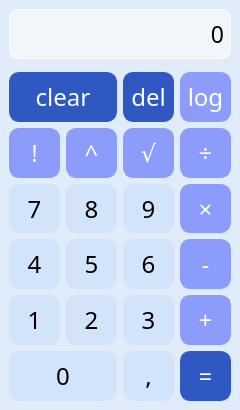
xkrivka00/IVS-project_2, file src/calculator/mainwindow.ui: the form before one commit.
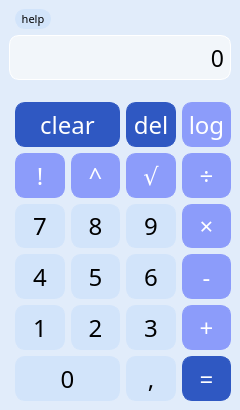
The form after the commit. Icons and pictures are not drawn.

Commit message: fixed decimal bug & added help button (help text/description TBD)

Diff of the .ui file:
```diff
--- a/src/calculator/mainwindow.ui
+++ b/src/calculator/mainwindow.ui
@@ -32,8 +32,8 @@
   </property>
   <widget class="QWidget" name="centralwidget">
    <layout class="QGridLayout" name="gridLayout">
-    <item row="7" column="2">
-     <widget class="QPushButton" name="button_3">
+    <item row="6" column="2">
+     <widget class="QPushButton" name="button_power">
       <property name="sizePolicy">
        <sizepolicy hsizetype="Expanding" vsizetype="Expanding">
         <horstretch>0</horstretch>
@@ -48,23 +48,123 @@
       </property>
       <property name="styleSheet">
        <string notr="true">QPushButton {
-   border: 1px solid #d2e4fa;
-	background-color: #d2e4fa;
-	border-radius: 10px;
+  background-color: #8c9cfa;
+  color: white; 
+  border: 1px solid #8c9cfa;
+  border-radius: 10px;
 }
+
 QPushButton:pressed {
     background-color: qlineargradient(x1: 0, y1: 0, x2: 0, y2: 1,
-                                      stop: 0 #c3dcfa, stop: 1 #b1d2fa);
+                                      stop: 0 #6c7eeb, stop: 1 #586de8);
 	 border-radius: 10px;
+}</string>
+      </property>
+      <property name="text">
+       <string>^</string>
+      </property>
+     </widget>
+    </item>
+    <item row="6" column="4">
+     <widget class="QPushButton" name="button_divide">
+      <property name="sizePolicy">
+       <sizepolicy hsizetype="Expanding" vsizetype="Expanding">
+        <horstretch>0</horstretch>
+        <verstretch>0</verstretch>
+       </sizepolicy>
+      </property>
+      <property name="font">
+       <font>
+        <family>Franklin Gothic Book</family>
+        <pointsize>18</pointsize>
+       </font>
+      </property>
+      <property name="styleSheet">
+       <string notr="true">QPushButton {
+  background-color: #8c9cfa;
+  color: white; 
+  border: 1px solid #8c9cfa;
+  border-radius: 10px;
 }
-</string>
+
+QPushButton:pressed {
+    background-color: qlineargradient(x1: 0, y1: 0, x2: 0, y2: 1,
+                                      stop: 0 #6c7eeb, stop: 1 #586de8);
+	 border-radius: 10px;
+}</string>
       </property>
       <property name="text">
-       <string>3</string>
+       <string>÷</string>
       </property>
      </widget>
     </item>
-    <item row="5" column="3">
+    <item row="6" column="3">
+     <widget class="QPushButton" name="button_root">
+      <property name="sizePolicy">
+       <sizepolicy hsizetype="Expanding" vsizetype="Expanding">
+        <horstretch>0</horstretch>
+        <verstretch>0</verstretch>
+       </sizepolicy>
+      </property>
+      <property name="font">
+       <font>
+        <family>Franklin Gothic Book</family>
+        <pointsize>18</pointsize>
+       </font>
+      </property>
+      <property name="styleSheet">
+       <string notr="true">QPushButton {
+  background-color: #8c9cfa;
+  color: white; 
+  border: 1px solid #8c9cfa;
+  border-radius: 10px;
+}
+
+QPushButton:pressed {
+    background-color: qlineargradient(x1: 0, y1: 0, x2: 0, y2: 1,
+                                      stop: 0 #6c7eeb, stop: 1 #586de8);
+	 border-radius: 10px;
+}</string>
+      </property>
+      <property name="text">
+       <string>√</string>
+      </property>
+     </widget>
+    </item>
+    <item row="6" column="1">
+     <widget class="QPushButton" name="button_factorial">
+      <property name="sizePolicy">
+       <sizepolicy hsizetype="Expanding" vsizetype="Expanding">
+        <horstretch>0</horstretch>
+        <verstretch>0</verstretch>
+       </sizepolicy>
+      </property>
+      <property name="font">
+       <font>
+        <family>Franklin Gothic Book</family>
+        <pointsize>18</pointsize>
+       </font>
+      </property>
+      <property name="styleSheet">
+       <string notr="true">QPushButton {
+  background-color: #8c9cfa;
+  color: white; 
+  border: 1px solid #8c9cfa;
+  border-radius: 10px;
+}
+
+QPushButton:pressed {
+    background-color: qlineargradient(x1: 0, y1: 0, x2: 0, y2: 1,
+                                      stop: 0 #6c7eeb, stop: 1 #586de8);
+	 border-radius: 10px;
+}</string>
+      </property>
+      <property name="text">
+       <string>!</string>
+      </property>
+     </widget>
+    </item>
+    <item row="7" column="4">
      <widget class="QPushButton" name="button_multiply">
       <property name="sizePolicy">
        <sizepolicy hsizetype="Expanding" vsizetype="Expanding">
@@ -97,8 +197,8 @@
       </property>
      </widget>
     </item>
-    <item row="5" column="2">
-     <widget class="QPushButton" name="button_9">
+    <item row="10" column="1" colspan="2">
+     <widget class="QPushButton" name="button_0">
       <property name="sizePolicy">
        <sizepolicy hsizetype="Expanding" vsizetype="Expanding">
         <horstretch>0</horstretch>
@@ -125,11 +225,140 @@
 </string>
       </property>
       <property name="text">
-       <string>9</string>
+       <string>0</string>
       </property>
      </widget>
     </item>
-    <item row="1" column="0" colspan="4">
+    <item row="9" column="2">
+     <widget class="QPushButton" name="button_2">
+      <property name="sizePolicy">
+       <sizepolicy hsizetype="Expanding" vsizetype="Expanding">
+        <horstretch>0</horstretch>
+        <verstretch>0</verstretch>
+       </sizepolicy>
+      </property>
+      <property name="font">
+       <font>
+        <family>Franklin Gothic Book</family>
+        <pointsize>18</pointsize>
+       </font>
+      </property>
+      <property name="styleSheet">
+       <string notr="true">QPushButton {
+   border: 1px solid #d2e4fa;
+	background-color: #d2e4fa;
+	border-radius: 10px;
+}
+QPushButton:pressed {
+    background-color: qlineargradient(x1: 0, y1: 0, x2: 0, y2: 1,
+                                      stop: 0 #c3dcfa, stop: 1 #b1d2fa);
+	 border-radius: 10px;
+}
+</string>
+      </property>
+      <property name="text">
+       <string>2</string>
+      </property>
+     </widget>
+    </item>
+    <item row="7" column="2">
+     <widget class="QPushButton" name="button_8">
+      <property name="sizePolicy">
+       <sizepolicy hsizetype="Expanding" vsizetype="Expanding">
+        <horstretch>0</horstretch>
+        <verstretch>0</verstretch>
+       </sizepolicy>
+      </property>
+      <property name="font">
+       <font>
+        <family>Franklin Gothic Book</family>
+        <pointsize>18</pointsize>
+       </font>
+      </property>
+      <property name="styleSheet">
+       <string notr="true">QPushButton {
+   border: 1px solid #d2e4fa;
+	background-color: #d2e4fa;
+	border-radius: 10px;
+}
+QPushButton:pressed {
+    background-color: qlineargradient(x1: 0, y1: 0, x2: 0, y2: 1,
+                                      stop: 0 #c3dcfa, stop: 1 #b1d2fa);
+	 border-radius: 10px;
+}
+</string>
+      </property>
+      <property name="text">
+       <string>8</string>
+      </property>
+     </widget>
+    </item>
+    <item row="5" column="4">
+     <widget class="QPushButton" name="button_logarithm">
+      <property name="sizePolicy">
+       <sizepolicy hsizetype="Expanding" vsizetype="Expanding">
+        <horstretch>0</horstretch>
+        <verstretch>0</verstretch>
+       </sizepolicy>
+      </property>
+      <property name="font">
+       <font>
+        <family>Franklin Gothic Book</family>
+        <pointsize>18</pointsize>
+       </font>
+      </property>
+      <property name="styleSheet">
+       <string notr="true">QPushButton {
+  background-color: #8c9cfa;
+  color: white; 
+  border: 1px solid #8c9cfa;
+  border-radius: 10px;
+}
+
+QPushButton:pressed {
+    background-color: qlineargradient(x1: 0, y1: 0, x2: 0, y2: 1,
+                                      stop: 0 #6c7eeb, stop: 1 #586de8);
+	 border-radius: 10px;
+}</string>
+      </property>
+      <property name="text">
+       <string>log</string>
+      </property>
+     </widget>
+    </item>
+    <item row="10" column="4">
+     <widget class="QPushButton" name="button_equal">
+      <property name="sizePolicy">
+       <sizepolicy hsizetype="Expanding" vsizetype="Expanding">
+        <horstretch>0</horstretch>
+        <verstretch>0</verstretch>
+       </sizepolicy>
+      </property>
+      <property name="font">
+       <font>
+        <family>Franklin Gothic Book</family>
+        <pointsize>18</pointsize>
+       </font>
+      </property>
+      <property name="styleSheet">
+       <string notr="true">QPushButton {
+  background-color: #2f58c2;
+  border: 1px solid #2f58c2;
+	color: white;
+	border-radius: 10px;
+}
+QPushButton:pressed {
+    background-color: qlineargradient(x1: 0, y1: 0, x2: 0, y2: 1,
+                                      stop: 0 #043dcf, stop: 1 #072d8f);
+	 border-radius: 10px;
+}</string>
+      </property>
+      <property name="text">
+       <string>=</string>
+      </property>
+     </widget>
+    </item>
+    <item row="4" column="3">
      <spacer name="verticalSpacer">
       <property name="orientation">
        <enum>Qt::Orientation::Vertical</enum>
@@ -140,13 +369,13 @@
       <property name="sizeHint" stdset="0">
        <size>
         <width>20</width>
-        <height>7</height>
+        <height>16</height>
        </size>
       </property>
      </spacer>
     </item>
-    <item row="3" column="3">
-     <widget class="QPushButton" name="button_logarithm">
+    <item row="7" column="1">
+     <widget class="QPushButton" name="button_7">
       <property name="sizePolicy">
        <sizepolicy hsizetype="Expanding" vsizetype="Expanding">
         <horstretch>0</horstretch>
@@ -161,25 +390,24 @@
       </property>
       <property name="styleSheet">
        <string notr="true">QPushButton {
-  background-color: #8c9cfa;
-  color: white; 
-  border: 1px solid #8c9cfa;
-  border-radius: 10px;
+   border: 1px solid #d2e4fa;
+	background-color: #d2e4fa;
+	border-radius: 10px;
 }
-
 QPushButton:pressed {
     background-color: qlineargradient(x1: 0, y1: 0, x2: 0, y2: 1,
-                                      stop: 0 #6c7eeb, stop: 1 #586de8);
+                                      stop: 0 #c3dcfa, stop: 1 #b1d2fa);
 	 border-radius: 10px;
-}</string>
+}
+</string>
       </property>
       <property name="text">
-       <string>log</string>
+       <string>7</string>
       </property>
      </widget>
     </item>
-    <item row="8" column="3">
-     <widget class="QPushButton" name="button_equal">
+    <item row="9" column="3">
+     <widget class="QPushButton" name="button_3">
       <property name="sizePolicy">
        <sizepolicy hsizetype="Expanding" vsizetype="Expanding">
         <horstretch>0</horstretch>
@@ -194,23 +422,23 @@
       </property>
       <property name="styleSheet">
        <string notr="true">QPushButton {
-  background-color: #2f58c2;
-  border: 1px solid #2f58c2;
-	color: white;
+   border: 1px solid #d2e4fa;
+	background-color: #d2e4fa;
 	border-radius: 10px;
 }
 QPushButton:pressed {
     background-color: qlineargradient(x1: 0, y1: 0, x2: 0, y2: 1,
-                                      stop: 0 #043dcf, stop: 1 #072d8f);
+                                      stop: 0 #c3dcfa, stop: 1 #b1d2fa);
 	 border-radius: 10px;
-}</string>
+}
+</string>
       </property>
       <property name="text">
-       <string>=</string>
+       <string>3</string>
       </property>
      </widget>
     </item>
-    <item row="6" column="3">
+    <item row="8" column="4">
      <widget class="QPushButton" name="button_subtract">
       <property name="sizePolicy">
        <sizepolicy hsizetype="Expanding" vsizetype="Expanding">
@@ -243,7 +471,232 @@
       </property>
      </widget>
     </item>
-    <item row="0" column="0" colspan="4">
+    <item row="10" column="3">
+     <widget class="QPushButton" name="button_point">
+      <property name="sizePolicy">
+       <sizepolicy hsizetype="Expanding" vsizetype="Expanding">
+        <horstretch>0</horstretch>
+        <verstretch>0</verstretch>
+       </sizepolicy>
+      </property>
+      <property name="font">
+       <font>
+        <family>Franklin Gothic Book</family>
+        <pointsize>18</pointsize>
+       </font>
+      </property>
+      <property name="styleSheet">
+       <string notr="true">QPushButton {
+   border: 1px solid #d2e4fa;
+	background-color: #d2e4fa;
+	border-radius: 10px;
+}
+QPushButton:pressed {
+    background-color: qlineargradient(x1: 0, y1: 0, x2: 0, y2: 1,
+                                      stop: 0 #c3dcfa, stop: 1 #b1d2fa);
+	 border-radius: 10px;
+}
+</string>
+      </property>
+      <property name="text">
+       <string>,</string>
+      </property>
+     </widget>
+    </item>
+    <item row="7" column="3">
+     <widget class="QPushButton" name="button_9">
+      <property name="sizePolicy">
+       <sizepolicy hsizetype="Expanding" vsizetype="Expanding">
+        <horstretch>0</horstretch>
+        <verstretch>0</verstretch>
+       </sizepolicy>
+      </property>
+      <property name="font">
+       <font>
+        <family>Franklin Gothic Book</family>
+        <pointsize>18</pointsize>
+       </font>
+      </property>
+      <property name="styleSheet">
+       <string notr="true">QPushButton {
+   border: 1px solid #d2e4fa;
+	background-color: #d2e4fa;
+	border-radius: 10px;
+}
+QPushButton:pressed {
+    background-color: qlineargradient(x1: 0, y1: 0, x2: 0, y2: 1,
+                                      stop: 0 #c3dcfa, stop: 1 #b1d2fa);
+	 border-radius: 10px;
+}
+</string>
+      </property>
+      <property name="text">
+       <string>9</string>
+      </property>
+     </widget>
+    </item>
+    <item row="9" column="1">
+     <widget class="QPushButton" name="button_1">
+      <property name="sizePolicy">
+       <sizepolicy hsizetype="Expanding" vsizetype="Expanding">
+        <horstretch>0</horstretch>
+        <verstretch>0</verstretch>
+       </sizepolicy>
+      </property>
+      <property name="font">
+       <font>
+        <family>Franklin Gothic Book</family>
+        <pointsize>18</pointsize>
+       </font>
+      </property>
+      <property name="styleSheet">
+       <string notr="true">QPushButton {
+   border: 1px solid #d2e4fa;
+	background-color: #d2e4fa;
+	border-radius: 10px;
+}
+QPushButton:pressed {
+    background-color: qlineargradient(x1: 0, y1: 0, x2: 0, y2: 1,
+                                      stop: 0 #c3dcfa, stop: 1 #b1d2fa);
+	 border-radius: 10px;
+}
+</string>
+      </property>
+      <property name="text">
+       <string>1</string>
+      </property>
+     </widget>
+    </item>
+    <item row="9" column="4">
+     <widget class="QPushButton" name="button_add">
+      <property name="sizePolicy">
+       <sizepolicy hsizetype="Expanding" vsizetype="Expanding">
+        <horstretch>0</horstretch>
+        <verstretch>0</verstretch>
+       </sizepolicy>
+      </property>
+      <property name="font">
+       <font>
+        <family>Franklin Gothic Book</family>
+        <pointsize>18</pointsize>
+       </font>
+      </property>
+      <property name="styleSheet">
+       <string notr="true">QPushButton {
+  background-color: #8c9cfa;
+  color: white; 
+  border: 1px solid #8c9cfa;
+  border-radius: 10px;
+}
+
+QPushButton:pressed {
+    background-color: qlineargradient(x1: 0, y1: 0, x2: 0, y2: 1,
+                                      stop: 0 #6c7eeb, stop: 1 #586de8);
+	 border-radius: 10px;
+}</string>
+      </property>
+      <property name="text">
+       <string>+</string>
+      </property>
+     </widget>
+    </item>
+    <item row="5" column="3">
+     <widget class="QPushButton" name="button_del">
+      <property name="sizePolicy">
+       <sizepolicy hsizetype="Expanding" vsizetype="Expanding">
+        <horstretch>0</horstretch>
+        <verstretch>0</verstretch>
+       </sizepolicy>
+      </property>
+      <property name="font">
+       <font>
+        <family>Franklin Gothic Book</family>
+        <pointsize>18</pointsize>
+       </font>
+      </property>
+      <property name="styleSheet">
+       <string notr="true">QPushButton {
+  background-color: #2f58c2;
+  border: 1px solid #2f58c2;
+	color: white;
+	border-radius: 10px;
+}
+QPushButton:pressed {
+    background-color: qlineargradient(x1: 0, y1: 0, x2: 0, y2: 1,
+                                      stop: 0 #043dcf, stop: 1 #072d8f);
+	 border-radius: 10px;
+}</string>
+      </property>
+      <property name="text">
+       <string>del</string>
+      </property>
+     </widget>
+    </item>
+    <item row="8" column="1">
+     <widget class="QPushButton" name="button_4">
+      <property name="sizePolicy">
+       <sizepolicy hsizetype="Expanding" vsizetype="Expanding">
+        <horstretch>0</horstretch>
+        <verstretch>0</verstretch>
+       </sizepolicy>
+      </property>
+      <property name="font">
+       <font>
+        <family>Franklin Gothic Book</family>
+        <pointsize>18</pointsize>
+       </font>
+      </property>
+      <property name="styleSheet">
+       <string notr="true">QPushButton {
+   border: 1px solid #d2e4fa;
+	background-color: #d2e4fa;
+	border-radius: 10px;
+}
+QPushButton:pressed {
+    background-color: qlineargradient(x1: 0, y1: 0, x2: 0, y2: 1,
+                                      stop: 0 #c3dcfa, stop: 1 #b1d2fa);
+	 border-radius: 10px;
+}
+</string>
+      </property>
+      <property name="text">
+       <string>4</string>
+      </property>
+     </widget>
+    </item>
+    <item row="8" column="2">
+     <widget class="QPushButton" name="button_5">
+      <property name="sizePolicy">
+       <sizepolicy hsizetype="Expanding" vsizetype="Expanding">
+        <horstretch>0</horstretch>
+        <verstretch>0</verstretch>
+       </sizepolicy>
+      </property>
+      <property name="font">
+       <font>
+        <family>Franklin Gothic Book</family>
+        <pointsize>18</pointsize>
+       </font>
+      </property>
+      <property name="styleSheet">
+       <string notr="true">QPushButton {
+   border: 1px solid #d2e4fa;
+	background-color: #d2e4fa;
+	border-radius: 10px;
+}
+QPushButton:pressed {
+    background-color: qlineargradient(x1: 0, y1: 0, x2: 0, y2: 1,
+                                      stop: 0 #c3dcfa, stop: 1 #b1d2fa);
+	 border-radius: 10px;
+}
+</string>
+      </property>
+      <property name="text">
+       <string>5</string>
+      </property>
+     </widget>
+    </item>
+    <item row="3" column="0" colspan="5">
      <widget class="QLabel" name="display">
       <property name="sizePolicy">
        <sizepolicy hsizetype="Expanding" vsizetype="Expanding">
@@ -282,39 +735,7 @@
       </property>
      </widget>
     </item>
-    <item row="8" column="2">
-     <widget class="QPushButton" name="button_point">
-      <property name="sizePolicy">
-       <sizepolicy hsizetype="Expanding" vsizetype="Expanding">
-        <horstretch>0</horstretch>
-        <verstretch>0</verstretch>
-       </sizepolicy>
-      </property>
-      <property name="font">
-       <font>
-        <family>Franklin Gothic Book</family>
-        <pointsize>18</pointsize>
-       </font>
-      </property>
-      <property name="styleSheet">
-       <string notr="true">QPushButton {
-   border: 1px solid #d2e4fa;
-	background-color: #d2e4fa;
-	border-radius: 10px;
-}
-QPushButton:pressed {
-    background-color: qlineargradient(x1: 0, y1: 0, x2: 0, y2: 1,
-                                      stop: 0 #c3dcfa, stop: 1 #b1d2fa);
-	 border-radius: 10px;
-}
-</string>
-      </property>
-      <property name="text">
-       <string>,</string>
-      </property>
-     </widget>
-    </item>
-    <item row="6" column="2">
+    <item row="8" column="3">
      <widget class="QPushButton" name="button_6">
       <property name="sizePolicy">
        <sizepolicy hsizetype="Expanding" vsizetype="Expanding">
@@ -346,200 +767,7 @@
       </property>
      </widget>
     </item>
-    <item row="7" column="0">
-     <widget class="QPushButton" name="button_1">
-      <property name="sizePolicy">
-       <sizepolicy hsizetype="Expanding" vsizetype="Expanding">
-        <horstretch>0</horstretch>
-        <verstretch>0</verstretch>
-       </sizepolicy>
-      </property>
-      <property name="font">
-       <font>
-        <family>Franklin Gothic Book</family>
-        <pointsize>18</pointsize>
-       </font>
-      </property>
-      <property name="styleSheet">
-       <string notr="true">QPushButton {
-   border: 1px solid #d2e4fa;
-	background-color: #d2e4fa;
-	border-radius: 10px;
-}
-QPushButton:pressed {
-    background-color: qlineargradient(x1: 0, y1: 0, x2: 0, y2: 1,
-                                      stop: 0 #c3dcfa, stop: 1 #b1d2fa);
-	 border-radius: 10px;
-}
-</string>
-      </property>
-      <property name="text">
-       <string>1</string>
-      </property>
-     </widget>
-    </item>
-    <item row="4" column="0">
-     <widget class="QPushButton" name="button_factorial">
-      <property name="sizePolicy">
-       <sizepolicy hsizetype="Expanding" vsizetype="Expanding">
-        <horstretch>0</horstretch>
-        <verstretch>0</verstretch>
-       </sizepolicy>
-      </property>
-      <property name="font">
-       <font>
-        <family>Franklin Gothic Book</family>
-        <pointsize>18</pointsize>
-       </font>
-      </property>
-      <property name="styleSheet">
-       <string notr="true">QPushButton {
-  background-color: #8c9cfa;
-  color: white; 
-  border: 1px solid #8c9cfa;
-  border-radius: 10px;
-}
-
-QPushButton:pressed {
-    background-color: qlineargradient(x1: 0, y1: 0, x2: 0, y2: 1,
-                                      stop: 0 #6c7eeb, stop: 1 #586de8);
-	 border-radius: 10px;
-}</string>
-      </property>
-      <property name="text">
-       <string>!</string>
-      </property>
-     </widget>
-    </item>
-    <item row="5" column="0">
-     <widget class="QPushButton" name="button_7">
-      <property name="sizePolicy">
-       <sizepolicy hsizetype="Expanding" vsizetype="Expanding">
-        <horstretch>0</horstretch>
-        <verstretch>0</verstretch>
-       </sizepolicy>
-      </property>
-      <property name="font">
-       <font>
-        <family>Franklin Gothic Book</family>
-        <pointsize>18</pointsize>
-       </font>
-      </property>
-      <property name="styleSheet">
-       <string notr="true">QPushButton {
-   border: 1px solid #d2e4fa;
-	background-color: #d2e4fa;
-	border-radius: 10px;
-}
-QPushButton:pressed {
-    background-color: qlineargradient(x1: 0, y1: 0, x2: 0, y2: 1,
-                                      stop: 0 #c3dcfa, stop: 1 #b1d2fa);
-	 border-radius: 10px;
-}
-</string>
-      </property>
-      <property name="text">
-       <string>7</string>
-      </property>
-     </widget>
-    </item>
-    <item row="7" column="1">
-     <widget class="QPushButton" name="button_2">
-      <property name="sizePolicy">
-       <sizepolicy hsizetype="Expanding" vsizetype="Expanding">
-        <horstretch>0</horstretch>
-        <verstretch>0</verstretch>
-       </sizepolicy>
-      </property>
-      <property name="font">
-       <font>
-        <family>Franklin Gothic Book</family>
-        <pointsize>18</pointsize>
-       </font>
-      </property>
-      <property name="styleSheet">
-       <string notr="true">QPushButton {
-   border: 1px solid #d2e4fa;
-	background-color: #d2e4fa;
-	border-radius: 10px;
-}
-QPushButton:pressed {
-    background-color: qlineargradient(x1: 0, y1: 0, x2: 0, y2: 1,
-                                      stop: 0 #c3dcfa, stop: 1 #b1d2fa);
-	 border-radius: 10px;
-}
-</string>
-      </property>
-      <property name="text">
-       <string>2</string>
-      </property>
-     </widget>
-    </item>
-    <item row="6" column="0">
-     <widget class="QPushButton" name="button_4">
-      <property name="sizePolicy">
-       <sizepolicy hsizetype="Expanding" vsizetype="Expanding">
-        <horstretch>0</horstretch>
-        <verstretch>0</verstretch>
-       </sizepolicy>
-      </property>
-      <property name="font">
-       <font>
-        <family>Franklin Gothic Book</family>
-        <pointsize>18</pointsize>
-       </font>
-      </property>
-      <property name="styleSheet">
-       <string notr="true">QPushButton {
-   border: 1px solid #d2e4fa;
-	background-color: #d2e4fa;
-	border-radius: 10px;
-}
-QPushButton:pressed {
-    background-color: qlineargradient(x1: 0, y1: 0, x2: 0, y2: 1,
-                                      stop: 0 #c3dcfa, stop: 1 #b1d2fa);
-	 border-radius: 10px;
-}
-</string>
-      </property>
-      <property name="text">
-       <string>4</string>
-      </property>
-     </widget>
-    </item>
-    <item row="6" column="1">
-     <widget class="QPushButton" name="button_5">
-      <property name="sizePolicy">
-       <sizepolicy hsizetype="Expanding" vsizetype="Expanding">
-        <horstretch>0</horstretch>
-        <verstretch>0</verstretch>
-       </sizepolicy>
-      </property>
-      <property name="font">
-       <font>
-        <family>Franklin Gothic Book</family>
-        <pointsize>18</pointsize>
-       </font>
-      </property>
-      <property name="styleSheet">
-       <string notr="true">QPushButton {
-   border: 1px solid #d2e4fa;
-	background-color: #d2e4fa;
-	border-radius: 10px;
-}
-QPushButton:pressed {
-    background-color: qlineargradient(x1: 0, y1: 0, x2: 0, y2: 1,
-                                      stop: 0 #c3dcfa, stop: 1 #b1d2fa);
-	 border-radius: 10px;
-}
-</string>
-      </property>
-      <property name="text">
-       <string>5</string>
-      </property>
-     </widget>
-    </item>
-    <item row="3" column="0" colspan="2">
+    <item row="5" column="1" colspan="2">
      <widget class="QPushButton" name="button_clear">
       <property name="sizePolicy">
        <sizepolicy hsizetype="Expanding" vsizetype="Expanding">
@@ -571,120 +799,31 @@
       </property>
      </widget>
     </item>
-    <item row="4" column="2">
-     <widget class="QPushButton" name="button_root">
+    <item row="0" column="1">
+     <widget class="QPushButton" name="button_help">
       <property name="sizePolicy">
-       <sizepolicy hsizetype="Expanding" vsizetype="Expanding">
+       <sizepolicy hsizetype="Fixed" vsizetype="Minimum">
         <horstretch>0</horstretch>
         <verstretch>0</verstretch>
        </sizepolicy>
       </property>
-      <property name="font">
-       <font>
-        <family>Franklin Gothic Book</family>
-        <pointsize>18</pointsize>
-       </font>
+      <property name="minimumSize">
+       <size>
+        <width>36</width>
+        <height>20</height>
+       </size>
       </property>
-      <property name="styleSheet">
-       <string notr="true">QPushButton {
-  background-color: #8c9cfa;
-  color: white; 
-  border: 1px solid #8c9cfa;
-  border-radius: 10px;
-}
-
-QPushButton:pressed {
-    background-color: qlineargradient(x1: 0, y1: 0, x2: 0, y2: 1,
-                                      stop: 0 #6c7eeb, stop: 1 #586de8);
-	 border-radius: 10px;
-}</string>
-      </property>
-      <property name="text">
-       <string>√</string>
-      </property>
-     </widget>
-    </item>
-    <item row="3" column="2">
-     <widget class="QPushButton" name="button_del">
-      <property name="sizePolicy">
-       <sizepolicy hsizetype="Expanding" vsizetype="Expanding">
-        <horstretch>0</horstretch>
-        <verstretch>0</verstretch>
-       </sizepolicy>
-      </property>
       <property name="font">
        <font>
         <family>Franklin Gothic Book</family>
-        <pointsize>18</pointsize>
+        <pointsize>8</pointsize>
        </font>
       </property>
-      <property name="styleSheet">
-       <string notr="true">QPushButton {
-  background-color: #2f58c2;
-  border: 1px solid #2f58c2;
-	color: white;
-	border-radius: 10px;
-}
-QPushButton:pressed {
-    background-color: qlineargradient(x1: 0, y1: 0, x2: 0, y2: 1,
-                                      stop: 0 #043dcf, stop: 1 #072d8f);
-	 border-radius: 10px;
-}</string>
+      <property name="contextMenuPolicy">
+       <enum>Qt::ContextMenuPolicy::DefaultContextMenu</enum>
       </property>
-      <property name="text">
-       <string>del</string>
-      </property>
-     </widget>
-    </item>
-    <item row="4" column="1">
-     <widget class="QPushButton" name="button_power">
-      <property name="sizePolicy">
-       <sizepolicy hsizetype="Expanding" vsizetype="Expanding">
-        <horstretch>0</horstretch>
-        <verstretch>0</verstretch>
-       </sizepolicy>
-      </property>
-      <property name="font">
-       <font>
-        <family>Franklin Gothic Book</family>
-        <pointsize>18</pointsize>
-       </font>
-      </property>
       <property name="styleSheet">
        <string notr="true">QPushButton {
-  background-color: #8c9cfa;
-  color: white; 
-  border: 1px solid #8c9cfa;
-  border-radius: 10px;
-}
-
-QPushButton:pressed {
-    background-color: qlineargradient(x1: 0, y1: 0, x2: 0, y2: 1,
-                                      stop: 0 #6c7eeb, stop: 1 #586de8);
-	 border-radius: 10px;
-}</string>
-      </property>
-      <property name="text">
-       <string>^</string>
-      </property>
-     </widget>
-    </item>
-    <item row="5" column="1">
-     <widget class="QPushButton" name="button_8">
-      <property name="sizePolicy">
-       <sizepolicy hsizetype="Expanding" vsizetype="Expanding">
-        <horstretch>0</horstretch>
-        <verstretch>0</verstretch>
-       </sizepolicy>
-      </property>
-      <property name="font">
-       <font>
-        <family>Franklin Gothic Book</family>
-        <pointsize>18</pointsize>
-       </font>
-      </property>
-      <property name="styleSheet">
-       <string notr="true">QPushButton {
    border: 1px solid #d2e4fa;
 	background-color: #d2e4fa;
 	border-radius: 10px;
@@ -692,110 +831,12 @@
 QPushButton:pressed {
     background-color: qlineargradient(x1: 0, y1: 0, x2: 0, y2: 1,
                                       stop: 0 #c3dcfa, stop: 1 #b1d2fa);
-	 border-radius: 10px;
+    border-radius: 10px;	
 }
 </string>
       </property>
       <property name="text">
-       <string>8</string>
-      </property>
-     </widget>
-    </item>
-    <item row="4" column="3">
-     <widget class="QPushButton" name="button_divide">
-      <property name="sizePolicy">
-       <sizepolicy hsizetype="Expanding" vsizetype="Expanding">
-        <horstretch>0</horstretch>
-        <verstretch>0</verstretch>
-       </sizepolicy>
-      </property>
-      <property name="font">
-       <font>
-        <family>Franklin Gothic Book</family>
-        <pointsize>18</pointsize>
-       </font>
-      </property>
-      <property name="styleSheet">
-       <string notr="true">QPushButton {
-  background-color: #8c9cfa;
-  color: white; 
-  border: 1px solid #8c9cfa;
-  border-radius: 10px;
-}
-
-QPushButton:pressed {
-    background-color: qlineargradient(x1: 0, y1: 0, x2: 0, y2: 1,
-                                      stop: 0 #6c7eeb, stop: 1 #586de8);
-	 border-radius: 10px;
-}</string>
-      </property>
-      <property name="text">
-       <string>÷</string>
-      </property>
-     </widget>
-    </item>
-    <item row="8" column="0" colspan="2">
-     <widget class="QPushButton" name="button_0">
-      <property name="sizePolicy">
-       <sizepolicy hsizetype="Expanding" vsizetype="Expanding">
-        <horstretch>0</horstretch>
-        <verstretch>0</verstretch>
-       </sizepolicy>
-      </property>
-      <property name="font">
-       <font>
-        <family>Franklin Gothic Book</family>
-        <pointsize>18</pointsize>
-       </font>
-      </property>
-      <property name="styleSheet">
-       <string notr="true">QPushButton {
-   border: 1px solid #d2e4fa;
-	background-color: #d2e4fa;
-	border-radius: 10px;
-}
-QPushButton:pressed {
-    background-color: qlineargradient(x1: 0, y1: 0, x2: 0, y2: 1,
-                                      stop: 0 #c3dcfa, stop: 1 #b1d2fa);
-	 border-radius: 10px;
-}
-</string>
-      </property>
-      <property name="text">
-       <string>0</string>
-      </property>
-     </widget>
-    </item>
-    <item row="7" column="3">
-     <widget class="QPushButton" name="button_add">
-      <property name="sizePolicy">
-       <sizepolicy hsizetype="Expanding" vsizetype="Expanding">
-        <horstretch>0</horstretch>
-        <verstretch>0</verstretch>
-       </sizepolicy>
-      </property>
-      <property name="font">
-       <font>
-        <family>Franklin Gothic Book</family>
-        <pointsize>18</pointsize>
-       </font>
-      </property>
-      <property name="styleSheet">
-       <string notr="true">QPushButton {
-  background-color: #8c9cfa;
-  color: white; 
-  border: 1px solid #8c9cfa;
-  border-radius: 10px;
-}
-
-QPushButton:pressed {
-    background-color: qlineargradient(x1: 0, y1: 0, x2: 0, y2: 1,
-                                      stop: 0 #6c7eeb, stop: 1 #586de8);
-	 border-radius: 10px;
-}</string>
-      </property>
-      <property name="text">
-       <string>+</string>
+       <string>help</string>
       </property>
      </widget>
     </item>
```
The commit also changes 2 other files.
